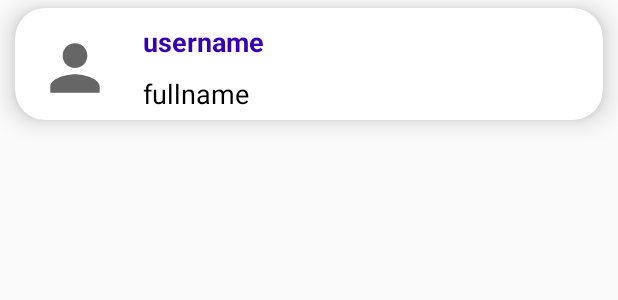
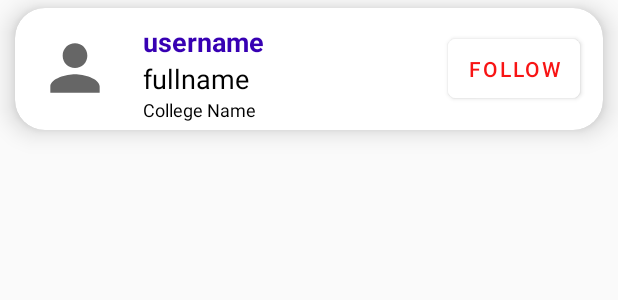
Before and after one commit to devwrath299/Alumni_Connect, an Android app: the layout user_item.xml on its own in the app's theme, with its tools: preview values and no code run, on a phone screen of 412 x 824 dp. Shown: the top 300 px of the screen. Run offline under Robolectric (Android 15) with nearby library versions, the phone set to English and light mode, and no system bars.

Commit message:
filter college posts and job

```diff
--- a/app/src/main/java/com/example/instagramclone/Fragments/HomeFragment.java
+++ b/app/src/main/java/com/example/instagramclone/Fragments/HomeFragment.java
@@ -44,8 +44,7 @@ public class HomeFragment extends Fragment {
     @Override
     public View onCreateView(LayoutInflater inflater, ViewGroup container,
                              Bundle savedInstanceState) {
-        Start_activity home=(Start_activity)getActivity();
-        currentCollegeId= home.currentCollegeId;
+        currentCollegeId= ((Start_activity)getActivity()).currentCollegeId;
 
 
         View view = inflater.inflate(R.layout.fragment_home, container, false);
@@ -111,7 +110,7 @@ public class HomeFragment extends Fragment {
                 for (DataSnapshot npsnapshot : snapshot.getChildren()) {
                     Post post = npsnapshot.getValue(Post.class);
                     for (String id : followinglist){
-                        if (post.getPublisher().equals(id)){
+                        if (post.getPublisher().equals(id) && post.getCollegeId().equals(currentCollegeId)){
                             postList.add(post);
                         }
                     }
--- a/app/src/main/java/com/example/instagramclone/Fragments/JobListFragment.java
+++ b/app/src/main/java/com/example/instagramclone/Fragments/JobListFragment.java
@@ -15,6 +15,7 @@ import android.widget.ImageView;
 import android.widget.Toast;
 
 import com.example.instagramclone.R;
+import com.example.instagramclone.Start_activity;
 import com.example.instagramclone.model.JobAdapter;
 import com.example.instagramclone.model.Post;
 import com.example.instagramclone.model.PostAdapter;
@@ -33,6 +34,7 @@ public class JobListFragment extends Fragment {
     RecyclerView recyclerviewpost;
     private JobAdapter postAdapter;
     private List<Post> postList;
+    public String currentCollegeId;
 
     @Override
     public View onCreateView(LayoutInflater inflater, ViewGroup container,
@@ -48,6 +50,7 @@ public class JobListFragment extends Fragment {
         postList = new ArrayList<>();
         postAdapter = new JobAdapter(getContext(),postList);
         recyclerviewpost.setAdapter(postAdapter);
+        currentCollegeId= ((Start_activity)getActivity()).currentCollegeId;
         readposts();
         ChipGroup chipGroup = view.findViewById(R.id.chipGroup);
 
@@ -152,7 +155,7 @@ public class JobListFragment extends Fragment {
                 for (DataSnapshot npsnapshot : snapshot.getChildren()) {
                     Post post = npsnapshot.getValue(Post.class);
 //                    Log.d("codeUpdate", post.toString());
-                        if (post.getPublisher().equals("g0kgJ050EUSLtimY3CMe1gp0moY2")) {
+                        if (post.getPublisher().equals("g0kgJ050EUSLtimY3CMe1gp0moY2") && post.getCollegeId().equals(currentCollegeId)) {
                             if(post.getJobData()!=null){
                                 postList.add(post);
                             }
--- a/app/src/main/java/com/example/instagramclone/Start_activity.java
+++ b/app/src/main/java/com/example/instagramclone/Start_activity.java
@@ -107,7 +107,6 @@ public class Start_activity extends AppCompatActivity {
     }
 
     private void set_college_id() {
-        String ans=null;
         final String current_user_id=FirebaseAuth.getInstance().getCurrentUser().getUid();
           FirebaseDatabase.getInstance().getReference().child("Users").child(current_user_id).child("collegeId").addValueEventListener(new ValueEventListener() {
               @Override
--- a/app/src/main/java/com/example/instagramclone/model/UserAdapter.java
+++ b/app/src/main/java/com/example/instagramclone/model/UserAdapter.java
@@ -61,10 +61,13 @@ public class UserAdapter  extends  RecyclerView.Adapter<UserAdapter.ViewHolder>{
         holder.btnfollow.setVisibility(View.VISIBLE);
         holder.username.setText(user.getUsername());
         holder.name.setText(user.getName());
+        holder.collegeName.setText(user.getCollegeId());
         Picasso.get().load(user.getImageUrl()).placeholder(R.drawable.unkown_person_24).into(holder.profileimage);
         isfollowed(user.getUserId(),holder.btnfollow);
         if (user.getUserId().equals(firebaseUser.getUid())){
             holder.btnfollow.setVisibility(View.GONE);
+        }else{
+            holder.btnfollow.setVisibility(View.VISIBLE);
         }
         holder.btnfollow.setOnClickListener(new View.OnClickListener() {
             @Override
@@ -155,6 +158,7 @@ public class UserAdapter  extends  RecyclerView.Adapter<UserAdapter.ViewHolder>{
         public TextView username;
         public  TextView name;
         public Button btnfollow;
+        public TextView collegeName;
         public ViewHolder(@NonNull View itemView) {
             super(itemView);
 
@@ -162,6 +166,7 @@ public class UserAdapter  extends  RecyclerView.Adapter<UserAdapter.ViewHolder>{
             username = itemView.findViewById(R.id.username);
             name = itemView.findViewById(R.id.fullname);
             btnfollow = itemView.findViewById(R.id.btnfollow);
+            collegeName = itemView.findViewById(R.id.collgeName);
 
 
 
--- a/app/src/main/res/layout/user_item.xml
+++ b/app/src/main/res/layout/user_item.xml
@@ -1,42 +1,41 @@
 <?xml version="1.0" encoding="utf-8"?>
 
-<com.google.android.material.card.MaterialCardView
-    app:cardElevation="10dp"
-    android:elevation="10dp"
+<com.google.android.material.card.MaterialCardView xmlns:android="http://schemas.android.com/apk/res/android"
+    xmlns:app="http://schemas.android.com/apk/res-auto"
+    android:layout_width="match_parent"
+    android:layout_height="wrap_content"
     android:layout_marginHorizontal="10dp"
     android:layout_marginVertical="5dp"
+    android:background="?android:attr/windowBackground"
+    android:elevation="10dp"
     app:cardCornerRadius="20dp"
-    xmlns:android="http://schemas.android.com/apk/res/android"
-    android:layout_width="match_parent"
-    android:layout_height="wrap_content"
-    android:background="?android:attr/windowBackground"
-    xmlns:app="http://schemas.android.com/apk/res-auto">
+    app:cardElevation="10dp">
+
     <RelativeLayout
         android:layout_width="wrap_content"
         android:layout_height="wrap_content"
         android:layout_marginStart="10dp"
         android:layout_marginLeft="10dp">
+
         <de.hdodenhof.circleimageview.CircleImageView
             android:id="@+id/profile_image"
             android:layout_width="60dp"
             android:layout_height="60dp"
             android:layout_marginTop="10dp"
             android:padding="5dp"
-        android:src="@drawable/person_24"/>
+            android:src="@drawable/person_24" />
 
         <LinearLayout
             android:layout_width="wrap_content"
             android:layout_height="wrap_content"
             android:layout_centerVertical="false"
-            android:layout_marginRight="15dp"
             android:layout_marginStart="15dp"
-            android:layout_toEndOf="@id/profile_image"
             android:layout_marginLeft="10dp"
             android:layout_marginTop="10dp"
-
-
-            android:orientation="vertical"
-            android:layout_toRightOf="@id/profile_image">
+            android:layout_marginRight="15dp"
+            android:layout_toEndOf="@id/profile_image"
+            android:layout_toRightOf="@id/profile_image"
+            android:orientation="vertical">
 
             <TextView
                 android:id="@+id/username"
@@ -44,39 +43,46 @@
                 android:layout_height="wrap_content"
                 android:maxLines="1"
                 android:text="username"
+                android:textColor="@color/design_default_color_primary_dark"
                 android:textSize="18sp"
-                android:textColor="@color/design_default_color_primary_dark"
                 android:textStyle="bold" />
 
             <TextView
                 android:id="@+id/fullname"
                 android:layout_width="wrap_content"
                 android:layout_height="wrap_content"
-                android:layout_marginTop="10dp"
                 android:maxLines="1"
                 android:text="fullname"
                 android:textColor="@color/black"
-                android:textSize="18sp"
-                android:layout_marginBottom="5dp"/>
+                android:textSize="18sp" />
+            <TextView
+                android:id="@+id/collgeName"
+                android:layout_width="wrap_content"
+                android:layout_height="wrap_content"
+                android:layout_marginBottom="5dp"
+                android:maxLines="1"
+                android:text="College Name"
+                android:textColor="@color/black"
+                android:textSize="12sp" />
 
 
         </LinearLayout>
+
         <com.google.android.material.button.MaterialButton
+            android:id="@+id/btnfollow"
             android:layout_width="wrap_content"
             android:layout_height="wrap_content"
-                android:id="@+id/btnfollow"
-                android:padding="10dp"
-                android:visibility="gone"
-                android:shadowRadius="5"
-                app:cornerRadius="5dp"
-                android:backgroundTint="@color/white"
-                android:textColor="@color/red"
             android:layout_alignParentEnd="true"
+            android:layout_alignParentRight="true"
             android:layout_centerVertical="true"
-                android:layout_alignParentRight="true"
-                android:text="Follow"
             android:layout_marginEnd="15dp"
             android:layout_marginRight="15dp"
-                />
+            android:backgroundTint="@color/white"
+            android:padding="10dp"
+            android:shadowRadius="5"
+            android:text="Follow"
+            android:textColor="@color/red"
+            android:visibility="visible"
+            app:cornerRadius="5dp" />
     </RelativeLayout>
 </com.google.android.material.card.MaterialCardView>
```
Also changed, not shown: app/src/main/java/com/example/instagramclone/JobActivity.java (+21 -0 lines), app/src/main/java/com/example/instagramclone/PostActivity.java (+21 -0 lines). Lines whose indentation alone changed are shown as unchanged.
